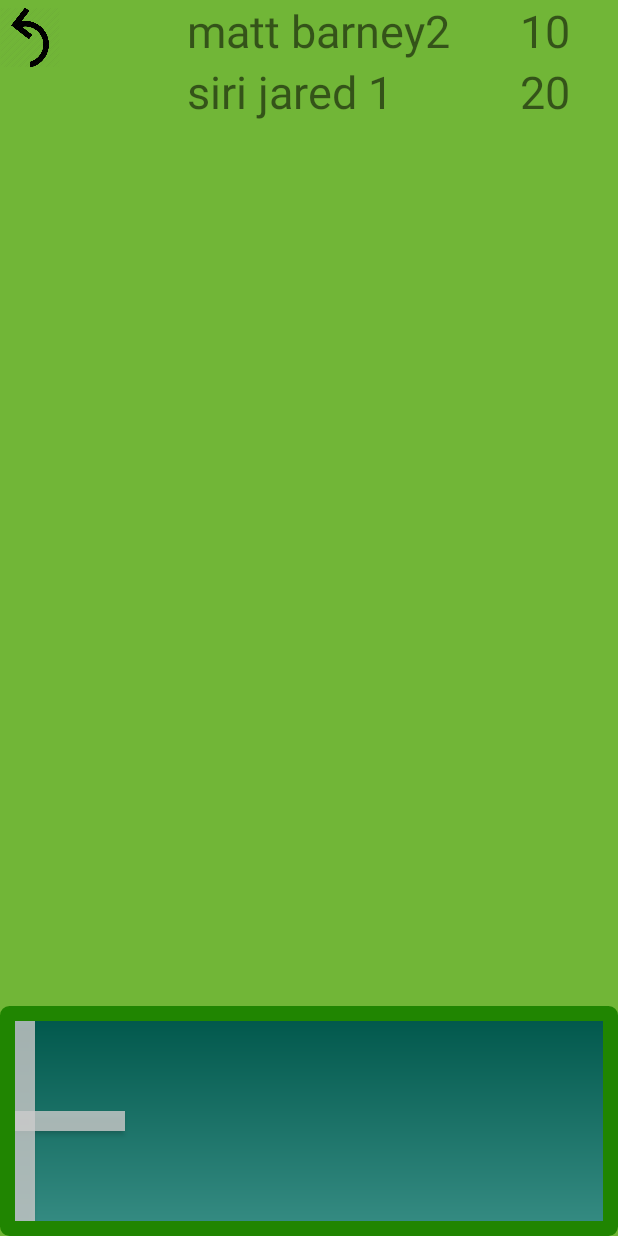
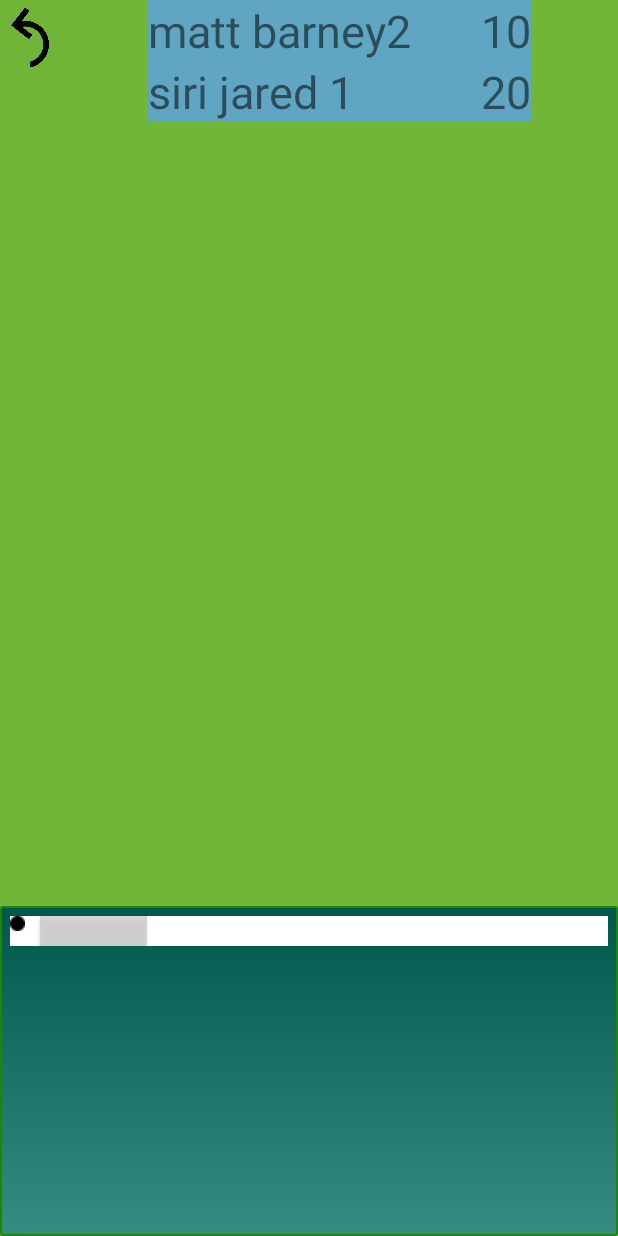
Before and after one commit to MattBarney/PigsInAPen, an Android app: the GameDisplay screen opened directly, with no data from a screen before it, on a phone screen of 412 x 824 dp. Run offline under Robolectric (Android 15) with nearby library versions, the phone set to English and light mode, and no system bars.

Commit message:
scoreboard Design for all devices

```diff
--- a/app/src/main/java/com/example/pigsinapen/Fences.java
+++ b/app/src/main/java/com/example/pigsinapen/Fences.java
@@ -5,6 +5,7 @@ import android.graphics.Color;
 import android.view.View;
 import android.widget.Button;
 import android.widget.LinearLayout;
+import android.widget.RelativeLayout;
 
 /**
  * Fences class within PigsInAPen
@@ -25,6 +26,7 @@ public class Fences {
 
   /* Alvee addedd */
   private Boolean buttonClicked;
+  private RelativeLayout.LayoutParams params;
 
 
   /**
@@ -45,13 +47,29 @@ public class Fences {
 
     fenceButton = new Button(context);
     fenceButton.setBackgroundColor(Color.LTGRAY);
-    fenceButton.setLayoutParams(new LinearLayout.LayoutParams(widthOfFence, lengthOfFence));// 15 120
+    if (horizontal) { // use horizontal visual
+      params = new RelativeLayout.LayoutParams(new LinearLayout.LayoutParams(lengthOfFence, widthOfFence));
+    } // if
+    // else vertical visual
+    else {
+      params =
+          new RelativeLayout.LayoutParams(
+              new LinearLayout.LayoutParams(widthOfFence, lengthOfFence));
+    }
+
+    //fenceButton.setLayoutParams(new LinearLayout.LayoutParams(widthOfFence, lengthOfFence));// 15 120
+    //fenceButton.setLayoutParams(new RelativeLayout.LayoutParams(widthOfFence, lengthOfFence));
+
+    fenceButton.setLayoutParams(params);
     fenceButton.setAlpha(transparency);
     fenceButton.setOnClickListener(getOnClickDoSomething(fenceButton));
 
-    if (horizontal) { // use horizontal visual
-      fenceButton.setRotation(90);
-    } // if
+//    if (horizontal) { // use horizontal visual
+//      fenceButton.setRotation(90);
+//    } // if
+
+
+
   } // Fences
   /**
    * @return the button
@@ -134,6 +152,16 @@ public class Fences {
     return fenceButton;
   }
 
+
+  public RelativeLayout.LayoutParams getFenceButtonParams() {
+    return params;
+  }
+
+  public void setParams(RelativeLayout.LayoutParams params) {
+    fenceButton.setLayoutParams(params);
+    //this.params = params;
+  }
+
   View.OnClickListener getOnClickDoSomething(final Button button) {
 
     return new View.OnClickListener() {
--- a/app/src/main/java/com/example/pigsinapen/GameBoard.java
+++ b/app/src/main/java/com/example/pigsinapen/GameBoard.java
@@ -56,7 +56,7 @@ public class GameBoard {
     // vertical fences creation
     for (int i = 0; i < height - 1; i++) {
       for (int j = 0; j < width; j++) {
-        verticalFences[i][j] = new Fences(i, j, true, context, display, widthOfFence, lengthOfFence);
+        verticalFences[i][j] = new Fences(i, j, false, context, display, widthOfFence, lengthOfFence);
         verticalFences[i][j].getButton().setId((width) * i + j);
       } // for
     } // for
@@ -64,7 +64,7 @@ public class GameBoard {
     // horizontal fences creation
     for (int i = 0; i < height; i++) {
       for (int j = 0; j < height - 1; j++) {
-        horizontalFences[i][j] = new Fences(i, j, false, context, display, widthOfFence, lengthOfFence);
+        horizontalFences[i][j] = new Fences(i, j, true, context, display, widthOfFence, lengthOfFence);
         horizontalFences[i][j].getButton().setId((width - 1) * i + j);
       } // for
     } // for
--- a/app/src/main/java/com/example/pigsinapen/GameDisplay.java
+++ b/app/src/main/java/com/example/pigsinapen/GameDisplay.java
@@ -2,14 +2,21 @@ package com.example.pigsinapen;
 
 import androidx.appcompat.app.AppCompatActivity;
 import androidx.constraintlayout.widget.ConstraintLayout;
+import androidx.constraintlayout.widget.ConstraintSet;
+import androidx.constraintlayout.widget.Constraints;
 
 import android.content.Intent;
+import android.graphics.Color;
+import android.media.Image;
 import android.os.Bundle;
 import android.util.DisplayMetrics;
+import android.view.Gravity;
 import android.view.View;
+import android.view.ViewGroup;
 import android.widget.Button;
 import android.widget.ImageView;
 import android.widget.LinearLayout;
+import android.widget.RelativeLayout;
 import android.widget.Toast;
 
 public class GameDisplay extends AppCompatActivity implements View.OnClickListener {
@@ -23,24 +30,149 @@ public class GameDisplay extends AppCompatActivity implements View.OnClickListen
   @Override
   protected void onCreate(Bundle savedInstanceState) {
     super.onCreate(savedInstanceState);
-
     setContentView(R.layout.activity_game_display);
-    gameBoard = new GameBoard(6,6,GameDisplay.this, this, 15, 120);
-
-    Fences fences = new Fences(0,0, true, this, this, 20, 200);
-    Fences fences2 = new Fences(0,0, false, this, this, 20, 200);
-
-    ConstraintLayout layout = findViewById(R.id.layout);
 
 
-    layout.addView(fences.getFenceButton());
-    layout.addView(fences2.getFenceButton());
 
-    int wid = layout.getMaxHeight()/3;
-    System.out.println("this is the layout width "+wid);
+    DisplayMetrics dm = new DisplayMetrics();
+    getWindowManager().getDefaultDisplay().getMetrics(dm);
 
-    player1 = new Player("Player 1", 3, true);
-    player2 = new Player("Player 2", 2, false);
+    int density  = (int)getResources().getDisplayMetrics().density;
+    int screenHeight = dm.heightPixels / density;
+    int screenWidth  = dm.widthPixels / density;
+
+
+
+
+
+    // 1080 width
+    // row = 5 col = 6
+    int row = 5, col = 6;
+
+    int leftpadding = screenWidth - 15;
+    int rightpadding = screenHeight - 15;
+    int dots_fences_dots = screenWidth - 30; // 330
+
+    int oneFencesSize = density * (dots_fences_dots - ((col - 1) * 10)) / (col - 1); // is current dot's width size, (radius size maybe)
+
+    System.out.println(oneFencesSize);
+
+    gameBoard = new GameBoard(5,6,GameDisplay.this, this, 30, oneFencesSize);
+
+
+
+
+    RelativeLayout relativeLayout = new RelativeLayout(this);
+    RelativeLayout.LayoutParams params = new RelativeLayout.LayoutParams(RelativeLayout.LayoutParams.MATCH_PARENT, RelativeLayout.LayoutParams.MATCH_PARENT);
+    relativeLayout.setLayoutParams(params);
+    relativeLayout.setBackgroundColor(Color.WHITE);
+
+    //for (int i = 0; i < (row + (row - 1)); i++) {
+
+      ImageView dot = new ImageView(this);
+      dot.setBackgroundResource(R.drawable.dot_10_10);
+
+      RelativeLayout.LayoutParams dot_params =
+        new RelativeLayout.LayoutParams(
+          RelativeLayout.LayoutParams.WRAP_CONTENT, RelativeLayout.LayoutParams.WRAP_CONTENT);
+      dot_params.addRule(RelativeLayout.ALIGN_LEFT);
+
+      dot.setLayoutParams(dot_params);
+
+      RelativeLayout.LayoutParams horizontal_params =
+        gameBoard.getHorizontalFences()[0][2].getFenceButtonParams();
+      horizontal_params.addRule(RelativeLayout.ALIGN_RIGHT, dot.getId());
+      horizontal_params.setMargins(30, 0, 0, 0);
+
+      gameBoard.getHorizontalFences()[0][0].getFenceButton().setLayoutParams(horizontal_params);
+
+
+
+
+
+
+      relativeLayout.addView(dot);
+      relativeLayout.addView(gameBoard.getHorizontalFences()[0][2].getFenceButton());
+
+
+
+
+
+    //gameBoard.getHorizontalFences()[0][0].getFenceButton().setLayoutParams(params1);
+
+
+
+//    ImageView dot = new ImageView(this);
+//    dot.setBackgroundResource(R.drawable.dot_10_10);
+//    RelativeLayout.LayoutParams dot_params = new RelativeLayout.LayoutParams(RelativeLayout.LayoutParams.WRAP_CONTENT, RelativeLayout.LayoutParams.WRAP_CONTENT);
+//
+//
+//    dot_params.addRule(RelativeLayout.ALIGN_PARENT_TOP);
+//    dot.setLayoutParams(dot_params);
+//
+//
+//
+//
+//    RelativeLayout.LayoutParams hori_params = gameBoard.getHorizontalFences()[0][0].getFenceButtonParams();
+//
+//    //hori_params.addRule(RelativeLayout.ALIGN_PARENT_LEFT, 0);
+//    hori_params.addRule(RelativeLayout.ALIGN_RIGHT, dot.getId());
+//    //hori_params.addRule(RelativeLayout.ALIGN_BASELINE, dot.getId());
+//    hori_params.setMargins(30,0,0,0);
+//
+//
+//    gameBoard.getHorizontalFences()[0][0].getFenceButton().setLayoutParams(hori_params);
+
+
+
+
+
+
+
+    //relativeLayout.addView(dot);
+    //relativeLayout.addView(gameBoard.getHorizontalFences()[0][0].getFenceButton());
+
+
+    //relativeLayout.setGravity(3);
+
+
+
+    //relativeLayout.addView(fences.getFenceButton());
+
+
+
+
+
+
+
+    // outside constraint layout adds only relative layout.
+    ConstraintLayout constraintLayout = findViewById(R.id.layout);
+    constraintLayout.addView(relativeLayout);
+
+
+//    int i = 0, j = 1;
+//    Fences fences = new Fences(0,0, true, this, this, 30, 400);
+//    Fences fences2 = new Fences(0,0, true, this, this, 30, 400);
+//    fences.getButton().setId(i); fences2.getButton().setId(j);
+//
+//
+//    ImageView dot = new ImageView(this);
+//    dot.setBackgroundResource(R.drawable.dot_10_10);
+//
+//    ConstraintLayout layout = findViewById(R.id.layout);
+//
+//
+//    layout.addView(fences.getFenceButton());
+//    layout.addView(fences2.getFenceButton());
+//    layout.addView(dot);
+
+
+
+    //int wid = layout.getMaxHeight()/3;
+    //System.out.println("this is the layout width "+wid);
+
+    player1 = new Player("Player 1", 0, true);
+    player2 = new Player("Player 2", 0, false);
 
 
 
@@ -100,8 +232,8 @@ public class GameDisplay extends AppCompatActivity implements View.OnClickListen
   }
 
   void displayWinner() {
-    //if (player1.getScore() > player2.getScore()){
-    if(true){
+    if (player1.getScore() > player2.getScore()){
+    //if(true){
       Toast.makeText(GameDisplay.this, player1.getName() + "wins", Toast.LENGTH_SHORT).show();
       Intent indent = new Intent(getApplicationContext(), Popup.class);
       indent.putExtra("player_name" , player1.getName());
@@ -114,9 +246,9 @@ public class GameDisplay extends AppCompatActivity implements View.OnClickListen
       startActivity(indent);
     }
     else {
-      Intent indent = new Intent(getApplicationContext(), Popup.class);
-      indent.putExtra("player_name", "AI wins");
-      startActivity(indent);
+//      Intent indent = new Intent(getApplicationContext(), Popup.class);
+//      indent.putExtra("player_name", "AI ");
+//      startActivity(indent);
 }
     //displayWinner
   }
@@ -189,3 +321,10 @@ public class GameDisplay extends AppCompatActivity implements View.OnClickListen
 
 
 }
+/*
+
+    Fences fences = new Fences(0,0, true, this, this, 30, 400);
+    Fences fences2 = new Fences(0,0, false, this, this, 30, 400);
+
+
+ */
--- a/app/src/main/res/drawable/pop_bg.xml
+++ b/app/src/main/res/drawable/pop_bg.xml
@@ -15,15 +15,15 @@
 
         />
 
-    <padding
-        android:left="10dp"
-        android:top="10dp"
-        android:right="10dp"
-        android:bottom="10dp" />
+<!--    <padding-->
+<!--        android:left="10dp"-->
+<!--        android:top="10dp"-->
+<!--        android:right="10dp"-->
+<!--        android:bottom="10dp" />-->
 
     <stroke
         android:color="#208501"
-        android:width="10dp"
+        android:width="1dp"
         />
 
     <corners
--- a/app/src/main/res/layout/activity_game_display.xml
+++ b/app/src/main/res/layout/activity_game_display.xml
@@ -26,10 +26,12 @@
         android:id="@+id/layout"
         android:layout_width="match_parent"
         android:layout_height="wrap_content"
+        android:padding="10px"
 
         android:background="@drawable/pop_bg"
 
-        android:maxHeight="500dp"
+        android:maxHeight="450dp"
+        android:minHeight="220dp"
         app:layout_constraintBottom_toBottomOf="parent"
         app:layout_constraintEnd_toEndOf="parent"
         app:layout_constraintHorizontal_bias="0.0"
@@ -46,9 +48,10 @@
         android:id="@+id/scoreBoard"
         android:layout_width="wrap_content"
         android:layout_height="wrap_content"
-        android:layout_marginEnd="32dp"
-        android:layout_marginRight="32dp"
+        android:background="@color/buttonBackgroundColor_from_xml"
+
         app:layout_constraintEnd_toEndOf="parent"
+        app:layout_constraintStart_toEndOf="@+id/gobackMain"
         app:layout_constraintTop_toTopOf="parent">
 
         <TextView
```
Also changed, not shown: app/src/main/res/drawable/dot_10_10.png (added), app/src/main/res/drawable/dot_15_15.png (added), app/src/main/res/drawable/dot_20_20.png (added).
